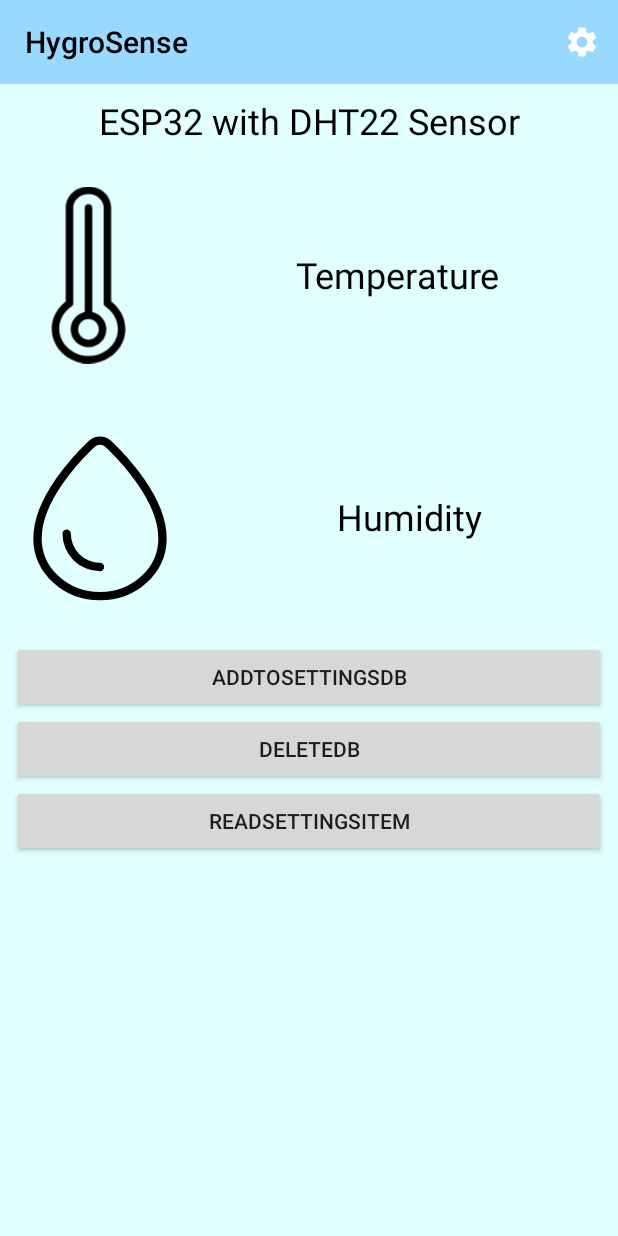
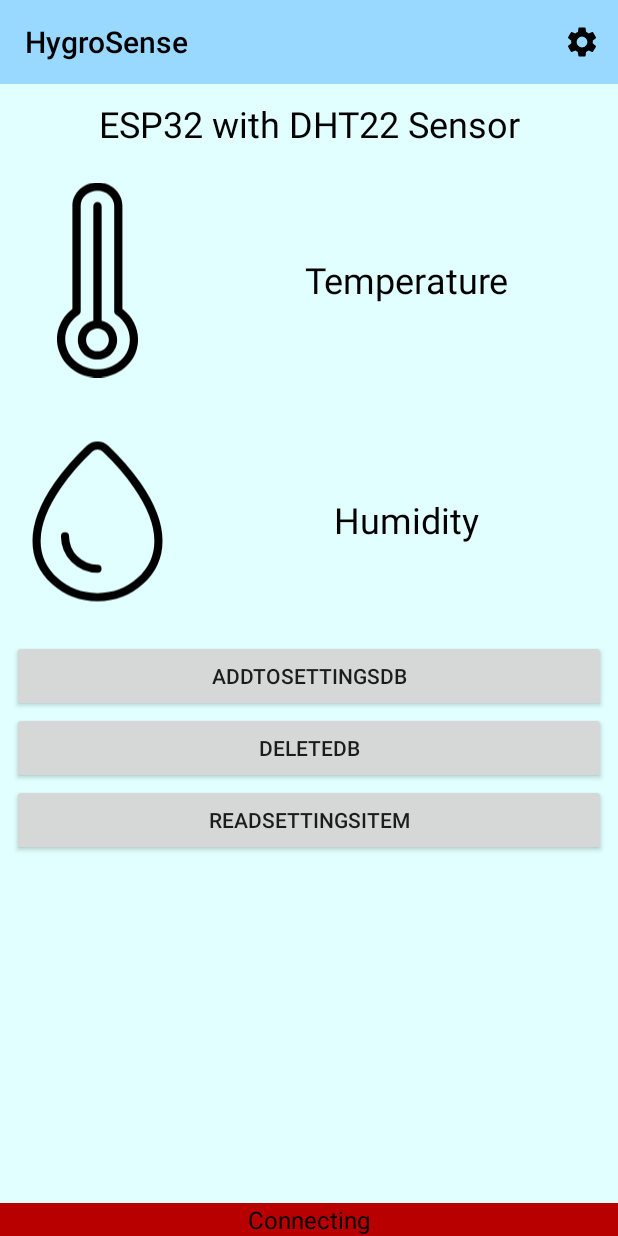
Before and after one commit to bsotniczuk/HygroSense, an Android app: the screen it shows after launch (MainActivity), after a tap on "READSETTINGSITEM", on a phone screen of 412 x 824 dp. Run offline under Robolectric (Android 15) with nearby library versions, the phone set to English and light mode, and no system bars; our stand-ins replace Room's generated code.

Commit message:
Version 0.0.4 -Fixed frontend alignments -Added night mode -Added connection bar and connection animation -Data endpoint ipAddress is now fetched from the database -Ensured that database is always created and has one settings record

```diff
--- a/app/src/main/java/pl/bsotniczuk/hygrosense/ApiFetcher.java
+++ b/app/src/main/java/pl/bsotniczuk/hygrosense/ApiFetcher.java
@@ -39,9 +39,9 @@ public class ApiFetcher {
         this.humidity = humidity;
     }
 
-    public void fetchApiDataInfo() {
+    public void fetchApiDataInfo(String ipAddress) {
         Retrofit retrofit = new Retrofit.Builder()
-                .baseUrl("http://192.168.1.16/")
+                .baseUrl(ipAddress)
                 .addConverterFactory(GsonConverterFactory.create())
                 .build();
 
--- a/app/src/main/java/pl/bsotniczuk/hygrosense/MainActivity.java
+++ b/app/src/main/java/pl/bsotniczuk/hygrosense/MainActivity.java
@@ -1,17 +1,10 @@
 package pl.bsotniczuk.hygrosense;
 
 import androidx.appcompat.app.AppCompatActivity;
-import androidx.lifecycle.Observer;
-import androidx.lifecycle.ViewModelProvider;
-import androidx.room.Room;
-import pl.bsotniczuk.hygrosense.data.AppDatabase;
 import pl.bsotniczuk.hygrosense.data.DbConstants;
-import pl.bsotniczuk.hygrosense.data.model.SettingsItem;
-import pl.bsotniczuk.hygrosense.data.viewmodel.SettingsViewModel;
 import pl.bsotniczuk.hygrosense.viewcontroller.MainActivityViewController;
 
 import android.os.Bundle;
-import android.util.Log;
 import android.view.View;
 
 public class MainActivity extends AppCompatActivity {
@@ -20,39 +13,24 @@ public class MainActivity extends AppCompatActivity {
     //TODO: Test wifi connection based on settings
     //TODO: encrypt wifi password in database and hide when entering in settings
     //TODO: Bluetooth connection with esp32 to exchange data
-    //TODO: move database controller and database related methods to DatabaseController and use them in MainActivityViewController
 
     private ApiFetcher apiFetcher;
-    private SettingsViewModel settingsViewModel;
 
     @Override
     protected void onCreate(Bundle savedInstanceState) {
         super.onCreate(savedInstanceState);
         this.apiFetcher = new ApiFetcher();
-        Room.databaseBuilder(getApplicationContext(),
-                AppDatabase.class, DbConstants.DATABASE_NAME).build();
-        settingsViewModel = new ViewModelProvider(this).get(SettingsViewModel.class);
 
         setContentView(R.layout.activity_main);
 
         MainActivityViewController mainActivityViewController =
-                new MainActivityViewController(this,
+                new MainActivityViewController(
+                        this,
                         this.apiFetcher,
                         findViewById(R.id.temperatureValueTextView),
-                        findViewById(R.id.humidityValueTextView),
-                        settingsViewModel
+                        findViewById(R.id.humidityValueTextView)
                 );
         this.apiFetcher.addListener(mainActivityViewController);
-    }
-
-    private boolean checkIfDbExists() {
-
-        return true;
-    }
-
-    public void addToSettingsDb(View view) {
-        SettingsItem settingsItem = new SettingsItem(0, "http://192.168.1.16/", "Storczykowa 45_1", "", "");
-        settingsViewModel.createSettingsItem(settingsItem);
     }
 
     public void deleteDb(View view) {
@@ -60,15 +38,6 @@ public class MainActivity extends AppCompatActivity {
     }
 
     public void readSettingsItem(View view) {
-//        settingsViewModel.getSettingsItem();
-        this.readSettingsItem();
+        MainActivityViewController.databaseController.readSettingsItem();
     }
-
-    private void readSettingsItem() {
-        final Observer<SettingsItem> settingsObserver = settingsItem -> {
-            Log.i("HygroSense Db", "settings: wifi_ssid: " + settingsItem.getWifi_ssid() + " | esp32ipAddress:" + settingsItem.getEsp32_ip_address() + " | toString: " + settingsItem.toString());
-        };
-        settingsViewModel.getSettingsItem().observe(this, settingsObserver);
-    }
-
 }
--- a/app/src/main/java/pl/bsotniczuk/hygrosense/controller/DatabaseController.java
+++ b/app/src/main/java/pl/bsotniczuk/hygrosense/controller/DatabaseController.java
@@ -2,9 +2,6 @@ package pl.bsotniczuk.hygrosense.controller;
 
 import android.util.Log;
 
-import java.util.List;
-
-import androidx.lifecycle.LiveData;
 import androidx.lifecycle.Observer;
 import androidx.lifecycle.ViewModelProvider;
 import androidx.room.Room;
@@ -13,30 +10,56 @@ import pl.bsotniczuk.hygrosense.data.AppDatabase;
 import pl.bsotniczuk.hygrosense.data.DbConstants;
 import pl.bsotniczuk.hygrosense.data.model.SettingsItem;
 import pl.bsotniczuk.hygrosense.data.viewmodel.SettingsViewModel;
+import pl.bsotniczuk.hygrosense.viewcontroller.MainActivityViewController;
 
 public class DatabaseController {
 
     MainActivity mainActivity;
     SettingsViewModel settingsViewModel;
+    AppDatabase appDatabase;
 
     public DatabaseController(MainActivity mainActivity) {
         this.mainActivity = mainActivity;
-
-        AppDatabase appDatabase = Room.databaseBuilder(this.mainActivity.getApplicationContext(),
-                AppDatabase.class, DbConstants.DATABASE_NAME).build();
-        settingsViewModel = new ViewModelProvider(this.mainActivity).get(SettingsViewModel.class);
-//        settingsViewModel = new ViewModelProvider(this).get(SettingsViewModel.class);
-
-        readSettingsItem();
+        initDb();
     }
 
+    private void initDb() {
+        this.appDatabase = Room.databaseBuilder(this.mainActivity.getApplicationContext(),
+                AppDatabase.class, DbConstants.DATABASE_NAME).build();
+
+        settingsViewModel = new ViewModelProvider(this.mainActivity).get(SettingsViewModel.class);
+
+        final Observer<SettingsItem> settingsObserver = settingsItem -> {
+            if (settingsItem != null) {
+                MainActivityViewController.ipAddress = settingsItem.getEsp32_ip_address();
+                Log.i("HygroSense Db", "settings: wifi_ssid: " + settingsItem.getWifi_ssid() + " | esp32ipAddress:" + settingsItem.getEsp32_ip_address() + " | toString: " + settingsItem.toString());
+            }
+            else {
+                Log.i("HygroSense Db", "I think that database is non existant");
+                this.appDatabase = Room.databaseBuilder(this.mainActivity.getApplicationContext(),
+                        AppDatabase.class, DbConstants.DATABASE_NAME).build();
+                SettingsItem settingsItemInit = new SettingsItem(0, "http://192.168.1.16/", "", "", "");
+                MainActivityViewController.ipAddress = settingsItemInit.getEsp32_ip_address();
+                settingsViewModel.createSettingsItem(settingsItemInit);
+            }
+        };
+        settingsViewModel.getSettingsItem().observe(this.mainActivity, settingsObserver);
+    }
+
+    //TODO: to delete
     public void readSettingsItem() {
-//        final Observer<SettingsItem> settingsObserver1 = settingsItem -> {
-//            Log.i("HygroSense Db", "settings: wifi_ssid: " + settingsItem.getWifi_ssid() + " | esp32ipAddress:" + settingsItem.getEsp32_ip_address() + " | toString: " + settingsItem.toString());
-//        };
-//        settingsViewModel.getSettingsItem().observe(this.mainActivity, settingsObserver1);
-//
-//        LiveData<List<SettingsItem>> abcd = settingsViewModel.getAllSettingsItems();
-//        Log.i("HygroSense Db", "db size: " + abcd.getValue().size());
+        final Observer<SettingsItem> settingsObserver2 = settingsItem -> {
+            if (settingsItem != null) {
+                Log.i("HygroSense Db", "settings: wifi_ssid: " + settingsItem.getWifi_ssid() + " | esp32ipAddress:" + settingsItem.getEsp32_ip_address() + " | toString: " + settingsItem.toString());
+            }
+            else {
+                Log.i("HygroSense Db", "I think that database is non existant");
+                this.appDatabase = Room.databaseBuilder(this.mainActivity.getApplicationContext(),
+                        AppDatabase.class, DbConstants.DATABASE_NAME).build();
+                SettingsItem settingsItemInit = new SettingsItem(0, "1xd http://192.168.1.16/", "", "", "");
+                settingsViewModel.createSettingsItem(settingsItemInit);
+            }
+        };
+        settingsViewModel.getSettingsItem().observe(this.mainActivity, settingsObserver2);
     }
 }
--- a/app/src/main/java/pl/bsotniczuk/hygrosense/controller/ToolbarController.java
+++ b/app/src/main/java/pl/bsotniczuk/hygrosense/controller/ToolbarController.java
@@ -8,16 +8,14 @@ import pl.bsotniczuk.hygrosense.R;
 
 public class ToolbarController {
 
-    public ToolbarController(MainActivity mainActivity) {
-        Toolbar toolbar = mainActivity.findViewById(R.id.toolbar);
+    public ToolbarController(MainActivity mainActivity, Toolbar toolbar) {
         toolbar.inflateMenu(R.menu.menu_main);
-
         toolbar.setOnMenuItemClickListener(item -> {
             int id = item.getItemId();
             if (id == R.id.action_settings) {
                 Toast.makeText(mainActivity.getApplicationContext(),
-                        "Settings item clicked",
-                        Toast.LENGTH_SHORT)
+                                "Settings item clicked",
+                                Toast.LENGTH_SHORT)
                         .show();
             }
             return false;
--- a/app/src/main/java/pl/bsotniczuk/hygrosense/data/AppDatabase.kt
+++ b/app/src/main/java/pl/bsotniczuk/hygrosense/data/AppDatabase.kt
@@ -20,8 +20,7 @@ abstract class AppDatabase : RoomDatabase() {
         private var INSTANCE: AppDatabase? = null
 
         fun getDatabase(context: Context): AppDatabase {
-            // if the INSTANCE is not null, then return it,
-            // if it is, then create the database
+            // if the INSTANCE is not null, then return it, if it is, then create the database
             return INSTANCE ?: synchronized(this) {
                 val instance = Room.databaseBuilder(
                     context.applicationContext,
@@ -29,10 +28,8 @@ abstract class AppDatabase : RoomDatabase() {
                     "app_database"
                 ).build()
                 INSTANCE = instance
-                // return instance
                 instance
             }
         }
     }
-
 }
--- a/app/src/main/java/pl/bsotniczuk/hygrosense/data/dao/SettingsDao.kt
+++ b/app/src/main/java/pl/bsotniczuk/hygrosense/data/dao/SettingsDao.kt
@@ -17,14 +17,16 @@ interface SettingsDao {
     @Delete
     suspend fun deleteSettingsItem(settingsItem: SettingsItem)
 
-//    @Query("DELETE FROM settings_table")
     @Query("DELETE FROM ${DbConstants.SETTINGS_TABLE_NAME}")
     suspend fun deleteAll()
 
-    @Query("SELECT * FROM ${DbConstants.SETTINGS_TABLE_NAME} WHERE id = 1")
+    @Query("SELECT * FROM ${DbConstants.SETTINGS_TABLE_NAME} ORDER BY id ASC LIMIT 1")
     fun readSettingsItem(): LiveData<SettingsItem>
 
     @Query("SELECT * FROM ${DbConstants.SETTINGS_TABLE_NAME} ORDER BY id ASC")
     fun readAllData(): LiveData<List<SettingsItem>>
 
+    @Query("SELECT * FROM ${DbConstants.SETTINGS_TABLE_NAME} LIMIT 1")
+    fun readAnySetting(): List<SettingsItem>
+
 }
--- a/app/src/main/java/pl/bsotniczuk/hygrosense/viewcontroller/MainActivityViewController.java
+++ b/app/src/main/java/pl/bsotniczuk/hygrosense/viewcontroller/MainActivityViewController.java
@@ -1,16 +1,16 @@
 package pl.bsotniczuk.hygrosense.viewcontroller;
 
+import android.graphics.drawable.ColorDrawable;
+import android.graphics.drawable.TransitionDrawable;
 import android.util.Log;
 import android.widget.TextView;
 
-import androidx.lifecycle.ViewModelProvider;
 import pl.bsotniczuk.hygrosense.ApiFetcher;
 import pl.bsotniczuk.hygrosense.HygroEventListener;
 import pl.bsotniczuk.hygrosense.MainActivity;
 import pl.bsotniczuk.hygrosense.R;
 import pl.bsotniczuk.hygrosense.controller.DatabaseController;
 import pl.bsotniczuk.hygrosense.controller.ToolbarController;
-import pl.bsotniczuk.hygrosense.data.viewmodel.SettingsViewModel;
 
 public class MainActivityViewController implements HygroEventListener {
 
@@ -19,25 +19,23 @@ public class MainActivityViewController implements HygroEventListener {
     TextView temperatureValueTextView;
     TextView humidityValueTextView;
 
-    private SettingsViewModel settingsViewModel;
-    private DatabaseController databaseController;
+    public static DatabaseController databaseController;
+    private boolean wasConnectionEstablished;
+    public static String ipAddress = "";
 
     public MainActivityViewController(
             MainActivity mainActivity,
             ApiFetcher apiFetcher,
             TextView temperatureValueTextView,
-            TextView humidityValueTextView,
-            SettingsViewModel settingsViewModel) {
+            TextView humidityValueTextView
+            ) {
         this.mainActivity = mainActivity;
+        databaseController = new DatabaseController(this.mainActivity);
         this.apiFetcher = apiFetcher;
         this.temperatureValueTextView = temperatureValueTextView;
         this.humidityValueTextView = humidityValueTextView;
-        this.settingsViewModel = settingsViewModel;
 
-//        settingsViewModel = new ViewModelProvider(this.mainActivity).get(SettingsViewModel.class);
-//        databaseController = new DatabaseController(this.mainActivity);
-
-        new ToolbarController(mainActivity);
+        new ToolbarController(this.mainActivity, this.mainActivity.findViewById(R.id.toolbar));
 
         refreshTextViewThread();
     }
@@ -49,6 +47,10 @@ public class MainActivityViewController implements HygroEventListener {
         String humidityText = "" + apiFetcher.getHumidity() + " %";
         temperatureValueTextView.setText(temperatureText);
         humidityValueTextView.setText(humidityText);
+
+        if (!this.wasConnectionEstablished) {
+            connectionEstablished();
+        }
     }
 
     public void refreshTextViewThread() {
@@ -61,7 +63,7 @@ public class MainActivityViewController implements HygroEventListener {
                         mainActivity.runOnUiThread(new Runnable() {
                             @Override
                             public void run() {
-                                apiFetcher.fetchApiDataInfo();
+                                apiFetcher.fetchApiDataInfo(ipAddress);
                             }
                         });
                     } catch (InterruptedException e) {
@@ -72,4 +74,19 @@ public class MainActivityViewController implements HygroEventListener {
         };
         t.start();
     }
+
+    public void connectionEstablished() {
+        TextView connectionTextView = mainActivity.findViewById(R.id.connectionTextView);
+
+        ColorDrawable[] array = {
+                new ColorDrawable(mainActivity.getResources().getColor(R.color.colorConnecting)),
+                new ColorDrawable(mainActivity.getResources().getColor(R.color.colorConnectionEstablished))
+        };
+        TransitionDrawable colorTransition = new TransitionDrawable(array);
+        connectionTextView.setBackground(colorTransition);
+        colorTransition.startTransition(1000);
+        connectionTextView.setText("");
+
+        this.wasConnectionEstablished = true;
+    }
 }
--- a/app/src/main/res/drawable/humidity_svg.xml
+++ b/app/src/main/res/drawable/humidity_svg.xml
@@ -2,7 +2,8 @@
     android:width="800dp"
     android:height="800dp"
     android:viewportWidth="24"
-    android:viewportHeight="24">
+    android:viewportHeight="24"
+    android:tint="?attr/colorControlActivated">
   <path
       android:strokeWidth="1"
       android:pathData="M12,21.5C16.101,21.5 19.5,18.437 19.5,14.571C19.5,12.156 18.267,9.712 16.873,7.709C15.47,5.692 13.851,4.048 12.978,3.218C12.426,2.694 11.574,2.694 11.022,3.218C10.149,4.048 8.53,5.692 7.127,7.709C5.733,9.712 4.5,12.156 4.5,14.571C4.5,18.437 7.899,21.5 12,21.5Z"
--- a/app/src/main/res/drawable/ic_settings.xml
+++ b/app/src/main/res/drawable/ic_settings.xml
@@ -2,7 +2,8 @@
         android:width="24dp"
         android:height="24dp"
         android:viewportWidth="24"
-        android:viewportHeight="24">
+        android:viewportHeight="24"
+        android:tint="?attr/colorControlActivated">
     <path
         android:fillColor="#FFFFFFFF"
         android:pathData="M19.1,12.9a2.8,2.8 0,0 0,0.1 -0.9,2.8 2.8,0 0,0 -0.1,-0.9l2.1,-1.6a0.7,0.7 0,0 0,0.1 -0.6L19.4,5.5a0.7,0.7 0,0 0,-0.6 -0.2l-2.4,1a6.5,6.5 0,0 0,-1.6 -0.9l-0.4,-2.6a0.5,0.5 0,0 0,-0.5 -0.4H10.1a0.5,0.5 0,0 0,-0.5 0.4L9.3,5.4a5.6,5.6 0,0 0,-1.7 0.9l-2.4,-1a0.4,0.4 0,0 0,-0.5 0.2l-2,3.4c-0.1,0.2 0,0.4 0.2,0.6l2,1.6a2.8,2.8 0,0 0,-0.1 0.9,2.8 2.8,0 0,0 0.1,0.9L2.8,14.5a0.7,0.7 0,0 0,-0.1 0.6l1.9,3.4a0.7,0.7 0,0 0,0.6 0.2l2.4,-1a6.5,6.5 0,0 0,1.6 0.9l0.4,2.6a0.5,0.5 0,0 0,0.5 0.4h3.8a0.5,0.5 0,0 0,0.5 -0.4l0.3,-2.6a5.6,5.6 0,0 0,1.7 -0.9l2.4,1a0.4,0.4 0,0 0,0.5 -0.2l2,-3.4c0.1,-0.2 0,-0.4 -0.2,-0.6ZM12,15.6A3.6,3.6 0,1 1,15.6 12,3.6 3.6,0 0,1 12,15.6Z"/>
--- a/app/src/main/res/drawable/thermometer_svg.xml
+++ b/app/src/main/res/drawable/thermometer_svg.xml
@@ -2,7 +2,8 @@
     android:width="800dp"
     android:height="800dp"
     android:viewportWidth="471.1"
-    android:viewportHeight="471.1">
+    android:viewportHeight="471.1"
+    android:tint="?attr/colorControlActivated">
   <path
       android:pathData="M235.82,471.1l0,0l0,0z"
       android:fillColor="#000000"/>
--- a/app/src/main/res/layout/activity_main.xml
+++ b/app/src/main/res/layout/activity_main.xml
@@ -36,14 +36,14 @@
             android:id="@+id/deviceInfoLinearLayout"
             android:layout_width="match_parent"
             android:layout_height="wrap_content"
-            android:orientation="horizontal">
+            android:orientation="vertical">
 
             <TextView
                 android:id="@+id/remoteNameTextView"
                 style="@style/TextView"
                 android:layout_width="match_parent"
                 android:layout_height="wrap_content"
-                android:layout_marginTop="8dp"
+                android:layout_marginTop="10dp"
                 android:layout_marginBottom="8dp"
                 android:text="@string/remote_name"
                 android:textAlignment="center"
@@ -59,8 +59,8 @@
 
             <ImageView
                 android:id="@+id/temperatureImageView"
-                android:layout_width="118dp"
-                android:layout_height="157dp"
+                android:layout_width="130dp"
+                android:layout_height="160dp"
                 android:src="@drawable/thermometer_svg" />
 
             <TextView
@@ -68,8 +68,8 @@
                 style="@style/TextView"
                 android:layout_width="match_parent"
                 android:layout_height="match_parent"
-                android:layout_marginTop="8dp"
-                android:layout_marginBottom="8dp"
+                android:layout_marginTop="0dp"
+                android:layout_marginBottom="0dp"
                 android:gravity="center"
                 android:text="@string/temperature"
                 android:textAlignment="center"
@@ -85,8 +85,8 @@
 
             <ImageView
                 android:id="@+id/humidityImageView"
-                android:layout_width="133dp"
-                android:layout_height="165dp"
+                android:layout_width="130dp"
+                android:layout_height="160dp"
                 android:src="@drawable/humidity_svg" />
 
             <TextView
@@ -94,8 +94,8 @@
                 style="@style/TextView"
                 android:layout_width="match_parent"
                 android:layout_height="match_parent"
-                android:layout_marginTop="8dp"
-                android:layout_marginBottom="8dp"
+                android:layout_marginTop="0dp"
+                android:layout_marginBottom="0dp"
                 android:gravity="center"
                 android:text="@string/humidity"
                 android:textAlignment="center"
@@ -135,6 +135,17 @@
             android:onClick="readSettingsItem"
             android:text="readSettingsItem" />
 
+        <TextView
+            android:id="@+id/connectionTextView"
+            style="@style/TextView"
+            android:layout_width="match_parent"
+            android:layout_height="wrap_content"
+            android:background="@color/colorConnecting"
+            android:text="@string/connecting"
+            android:textAlignment="center"
+            android:layout_alignParentBottom="true"
+            android:textSize="16sp" />
+
     </RelativeLayout>
 
 </androidx.coordinatorlayout.widget.CoordinatorLayout>
--- a/app/src/main/res/values-night/themes.xml
+++ b/app/src/main/res/values-night/themes.xml
@@ -14,8 +14,19 @@
         <!-- Customize your theme here. -->
     </style>
 
+    <style name="AppTheme.NoActionBar">
+        <item name="colorPrimaryDark">@color/dark_mode_gray</item>
+        <item name="windowActionBar">false</item>
+        <item name="windowNoTitle">true</item>
+        <item name="colorControlActivated">@color/white</item>
+    </style>
+
     <style name="TextView" parent="TextAppearance.AppCompat">
         <item name="android:textColor">@color/white</item>
+    </style>
+
+    <style name="Vector" parent="AppTheme.NoActionBar">
+        <item name="colorControlActivated">@color/white</item>
     </style>
 
     <style name="AppBackground" parent="Theme.MaterialComponents.DayNight.DarkActionBar">
@@ -25,6 +36,9 @@
     <style name="ToolbarTheme" parent="Theme.MaterialComponents.DayNight.DarkActionBar">
         <item name="android:background">@color/dark_mode_gray</item>
         <item name="android:textColor">@color/white</item>
+        <item name="android:colorControlNormal">@color/white</item>
+<!--        <item name="?android:attr/colorControlNormal">@color/white</item>-->
+        <item name="colorControlNormal">@color/white</item>
     </style>
 
     <style name="Temperature" parent="Theme.MaterialComponents.DayNight.DarkActionBar">
@@ -34,6 +48,7 @@
     <style name="Theme.HygroSense.NoActionBar">
         <item name="windowActionBar">false</item>
         <item name="windowNoTitle">true</item>
+        <item name="colorControlActivated">@color/purple_200</item>
     </style>
 
     <style name="Theme.HygroSense.AppBarOverlay" parent="ThemeOverlay.AppCompat.Dark.ActionBar" />
--- a/app/src/main/res/values/colors.xml
+++ b/app/src/main/res/values/colors.xml
@@ -23,4 +23,7 @@
     <color name="colorPrimary">#B80000</color>
     <color name="colorPrimaryDark">#8E1600</color>
     <color name="colorBackground">#1D1D1D</color>
+
+    <color name="colorConnecting">#B80000</color>
+    <color name="colorConnectionEstablished">#007500</color>
 </resources>
--- a/app/src/main/res/values/strings.xml
+++ b/app/src/main/res/values/strings.xml
@@ -4,4 +4,5 @@
     <string name="temperature">Temperature</string>
     <string name="humidity">Humidity</string>
     <string name="action_settings">Settings</string>
+    <string name="connecting">Connecting</string>
 </resources>
--- a/app/src/main/res/values/styles.xml
+++ b/app/src/main/res/values/styles.xml
@@ -8,9 +8,10 @@
 
     <style name="AppTheme.PopupOverlay" parent="ThemeOverlay.AppCompat.Light" />
 
-    <style name="AppTheme.NoActionBar">
-        <item name="windowActionBar">false</item>
-        <item name="windowNoTitle">true</item>
-    </style>
+<!--    <style name="AppTheme.NoActionBar">-->
+<!--        <item name="windowActionBar">false</item>-->
+<!--        <item name="windowNoTitle">true</item>-->
+<!--        <item name="colorControlActivated">@color/sea_blue</item>-->
+<!--    </style>-->
 
 </resources>
--- a/app/src/main/res/values/themes.xml
+++ b/app/src/main/res/values/themes.xml
@@ -14,6 +14,13 @@
         <!-- Customize your theme here. -->
     </style>
 
+    <style name="AppTheme.NoActionBar">
+        <item name="colorPrimaryDark">@color/sea_blue</item>
+        <item name="windowActionBar">false</item>
+        <item name="windowNoTitle">true</item>
+        <item name="colorControlActivated">@color/black</item>
+    </style>
+
     <style name="TextView" parent="TextAppearance.AppCompat">
         <item name="android:textColor">@color/black</item>
     </style>
@@ -25,6 +32,8 @@
     <style name="ToolbarTheme" parent="Theme.MaterialComponents.DayNight.DarkActionBar">
         <item name="android:background">@color/sea_blue</item>
         <item name="android:textColor">@color/black</item>
+        <item name="android:colorControlNormal">@color/black</item>
+        <item name="colorControlNormal">@color/black</item>
     </style>
 
     <style name="Temperature" parent="Theme.MaterialComponents.DayNight.DarkActionBar">
```
Also changed, not shown: 1 other file.
